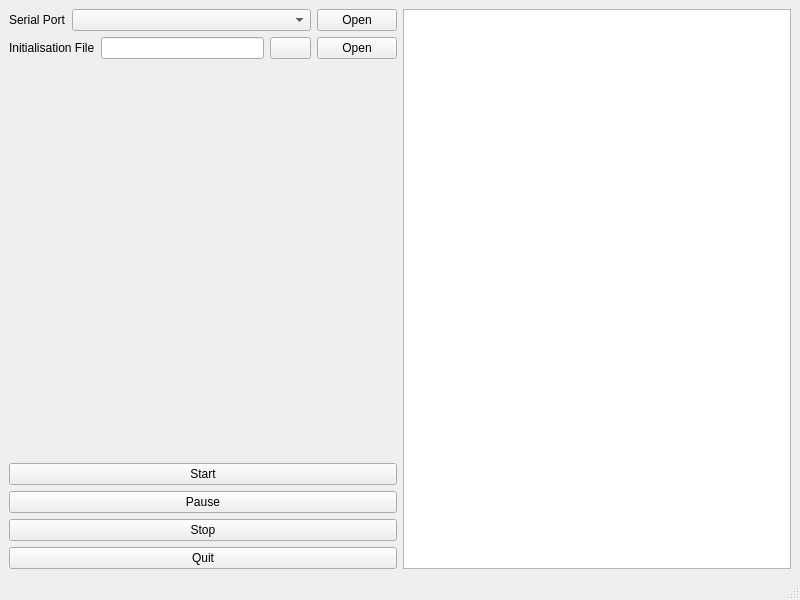
Old version of the form SodiumIonBatteryCharger/mainwindow.ui in the repository bogflap/RemoteControlledPsu.
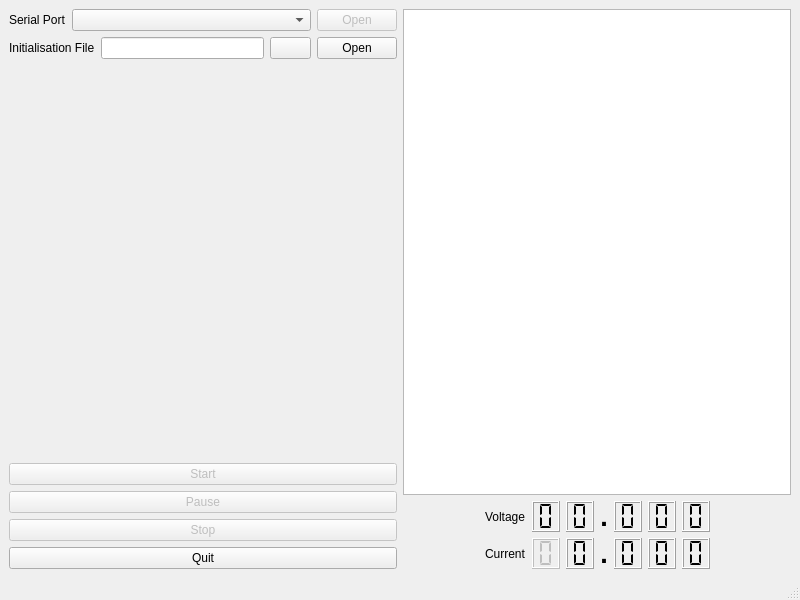
New version of the form. Icons and pictures are not drawn. Custom widgets are drawn as their Qt base class.

The edit to the form file:
```diff
--- a/SodiumIonBatteryCharger/mainwindow.ui
+++ b/SodiumIonBatteryCharger/mainwindow.ui
@@ -31,6 +31,9 @@
         </item>
         <item>
          <widget class="QPushButton" name="openSerialPort">
+          <property name="enabled">
+           <bool>false</bool>
+          </property>
           <property name="text">
            <string>Open</string>
           </property>
@@ -87,6 +90,9 @@
         </item>
         <item>
          <widget class="QPushButton" name="start">
+          <property name="enabled">
+           <bool>false</bool>
+          </property>
           <property name="text">
            <string>Start</string>
           </property>
@@ -94,6 +100,9 @@
         </item>
         <item>
          <widget class="QPushButton" name="pause">
+          <property name="enabled">
+           <bool>false</bool>
+          </property>
           <property name="text">
            <string>Pause</string>
           </property>
@@ -101,6 +110,9 @@
         </item>
         <item>
          <widget class="QPushButton" name="stop">
+          <property name="enabled">
+           <bool>false</bool>
+          </property>
           <property name="text">
            <string>Stop</string>
           </property>
@@ -118,11 +130,334 @@
      </layout>
     </item>
     <item>
-     <widget class="QChartView" name="chart">
-      <property name="interactive">
-       <bool>false</bool>
-      </property>
-     </widget>
+     <layout class="QVBoxLayout" name="verticalLayout_3">
+      <item>
+       <widget class="QChartView" name="chart">
+        <property name="interactive">
+         <bool>false</bool>
+        </property>
+       </widget>
+      </item>
+      <item>
+       <layout class="QHBoxLayout" name="horizontalLayout_6">
+        <item>
+         <spacer name="horizontalSpacer_3">
+          <property name="orientation">
+           <enum>Qt::Horizontal</enum>
+          </property>
+          <property name="sizeHint" stdset="0">
+           <size>
+            <width>40</width>
+            <height>20</height>
+           </size>
+          </property>
+         </spacer>
+        </item>
+        <item>
+         <widget class="QLabel" name="label_3">
+          <property name="text">
+           <string>Voltage</string>
+          </property>
+         </widget>
+        </item>
+        <item>
+         <widget class="QLCDNumber" name="actualVoltsTens">
+          <property name="sizePolicy">
+           <sizepolicy hsizetype="Minimum" vsizetype="Minimum">
+            <horstretch>0</horstretch>
+            <verstretch>0</verstretch>
+           </sizepolicy>
+          </property>
+          <property name="font">
+           <font>
+            <pointsize>10</pointsize>
+           </font>
+          </property>
+          <property name="digitCount">
+           <number>1</number>
+          </property>
+          <property name="segmentStyle">
+           <enum>QLCDNumber::Flat</enum>
+          </property>
+         </widget>
+        </item>
+        <item>
+         <widget class="QLCDNumber" name="actualVoltsOnes">
+          <property name="sizePolicy">
+           <sizepolicy hsizetype="Minimum" vsizetype="Minimum">
+            <horstretch>0</horstretch>
+            <verstretch>0</verstretch>
+           </sizepolicy>
+          </property>
+          <property name="font">
+           <font>
+            <pointsize>10</pointsize>
+           </font>
+          </property>
+          <property name="digitCount">
+           <number>1</number>
+          </property>
+          <property name="segmentStyle">
+           <enum>QLCDNumber::Flat</enum>
+          </property>
+         </widget>
+        </item>
+        <item>
+         <widget class="QLabel" name="label_12">
+          <property name="font">
+           <font>
+            <pointsize>20</pointsize>
+            <bold>true</bold>
+           </font>
+          </property>
+          <property name="text">
+           <string>.</string>
+          </property>
+          <property name="alignment">
+           <set>Qt::AlignCenter</set>
+          </property>
+         </widget>
+        </item>
+        <item>
+         <widget class="QLCDNumber" name="actualVoltsTenths">
+          <property name="sizePolicy">
+           <sizepolicy hsizetype="Minimum" vsizetype="Minimum">
+            <horstretch>0</horstretch>
+            <verstretch>0</verstretch>
+           </sizepolicy>
+          </property>
+          <property name="font">
+           <font>
+            <pointsize>10</pointsize>
+           </font>
+          </property>
+          <property name="digitCount">
+           <number>1</number>
+          </property>
+          <property name="segmentStyle">
+           <enum>QLCDNumber::Flat</enum>
+          </property>
+         </widget>
+        </item>
+        <item>
+         <widget class="QLCDNumber" name="actualVoltsHundreths">
+          <property name="sizePolicy">
+           <sizepolicy hsizetype="Minimum" vsizetype="Minimum">
+            <horstretch>0</horstretch>
+            <verstretch>0</verstretch>
+           </sizepolicy>
+          </property>
+          <property name="font">
+           <font>
+            <pointsize>10</pointsize>
+           </font>
+          </property>
+          <property name="digitCount">
+           <number>1</number>
+          </property>
+          <property name="segmentStyle">
+           <enum>QLCDNumber::Flat</enum>
+          </property>
+         </widget>
+        </item>
+        <item>
+         <widget class="QLCDNumber" name="actualVoltsThousandths">
+          <property name="sizePolicy">
+           <sizepolicy hsizetype="Minimum" vsizetype="Minimum">
+            <horstretch>0</horstretch>
+            <verstretch>0</verstretch>
+           </sizepolicy>
+          </property>
+          <property name="font">
+           <font>
+            <pointsize>10</pointsize>
+           </font>
+          </property>
+          <property name="digitCount">
+           <number>1</number>
+          </property>
+          <property name="segmentStyle">
+           <enum>QLCDNumber::Flat</enum>
+          </property>
+         </widget>
+        </item>
+        <item>
+         <spacer name="horizontalSpacer_4">
+          <property name="orientation">
+           <enum>Qt::Horizontal</enum>
+          </property>
+          <property name="sizeHint" stdset="0">
+           <size>
+            <width>40</width>
+            <height>20</height>
+           </size>
+          </property>
+         </spacer>
+        </item>
+       </layout>
+      </item>
+      <item>
+       <layout class="QHBoxLayout" name="horizontalLayout_7">
+        <item>
+         <spacer name="horizontalSpacer_5">
+          <property name="orientation">
+           <enum>Qt::Horizontal</enum>
+          </property>
+          <property name="sizeHint" stdset="0">
+           <size>
+            <width>40</width>
+            <height>20</height>
+           </size>
+          </property>
+         </spacer>
+        </item>
+        <item>
+         <widget class="QLabel" name="label_4">
+          <property name="text">
+           <string>Current</string>
+          </property>
+         </widget>
+        </item>
+        <item>
+         <widget class="QLCDNumber" name="actualAmpsTens">
+          <property name="enabled">
+           <bool>false</bool>
+          </property>
+          <property name="sizePolicy">
+           <sizepolicy hsizetype="Minimum" vsizetype="Minimum">
+            <horstretch>0</horstretch>
+            <verstretch>0</verstretch>
+           </sizepolicy>
+          </property>
+          <property name="font">
+           <font>
+            <pointsize>10</pointsize>
+           </font>
+          </property>
+          <property name="digitCount">
+           <number>1</number>
+          </property>
+          <property name="segmentStyle">
+           <enum>QLCDNumber::Flat</enum>
+          </property>
+         </widget>
+        </item>
+        <item>
+         <widget class="QLCDNumber" name="actualAmpsOnes">
+          <property name="sizePolicy">
+           <sizepolicy hsizetype="Minimum" vsizetype="Minimum">
+            <horstretch>0</horstretch>
+            <verstretch>0</verstretch>
+           </sizepolicy>
+          </property>
+          <property name="font">
+           <font>
+            <pointsize>10</pointsize>
+           </font>
+          </property>
+          <property name="digitCount">
+           <number>1</number>
+          </property>
+          <property name="segmentStyle">
+           <enum>QLCDNumber::Flat</enum>
+          </property>
+         </widget>
+        </item>
+        <item>
+         <widget class="QLabel" name="label_13">
+          <property name="font">
+           <font>
+            <pointsize>20</pointsize>
+            <bold>true</bold>
+           </font>
+          </property>
+          <property name="text">
+           <string>.</string>
+          </property>
+          <property name="alignment">
+           <set>Qt::AlignCenter</set>
+          </property>
+         </widget>
+        </item>
+        <item>
+         <widget class="QLCDNumber" name="actualAmpsTenths">
+          <property name="sizePolicy">
+           <sizepolicy hsizetype="Minimum" vsizetype="Minimum">
+            <horstretch>0</horstretch>
+            <verstretch>0</verstretch>
+           </sizepolicy>
+          </property>
+          <property name="font">
+           <font>
+            <pointsize>10</pointsize>
+           </font>
+          </property>
+          <property name="digitCount">
+           <number>1</number>
+          </property>
+          <property name="segmentStyle">
+           <enum>QLCDNumber::Flat</enum>
+          </property>
+         </widget>
+        </item>
+        <item>
+         <widget class="QLCDNumber" name="actualAmpsHundreths">
+          <property name="sizePolicy">
+           <sizepolicy hsizetype="Minimum" vsizetype="Minimum">
+            <horstretch>0</horstretch>
+            <verstretch>0</verstretch>
+           </sizepolicy>
+          </property>
+          <property name="font">
+           <font>
+            <pointsize>10</pointsize>
+           </font>
+          </property>
+          <property name="digitCount">
+           <number>1</number>
+          </property>
+          <property name="segmentStyle">
+           <enum>QLCDNumber::Flat</enum>
+          </property>
+         </widget>
+        </item>
+        <item>
+         <widget class="QLCDNumber" name="actualAmpsThousandths">
+          <property name="sizePolicy">
+           <sizepolicy hsizetype="Minimum" vsizetype="Minimum">
+            <horstretch>0</horstretch>
+            <verstretch>0</verstretch>
+           </sizepolicy>
+          </property>
+          <property name="font">
+           <font>
+            <pointsize>10</pointsize>
+           </font>
+          </property>
+          <property name="digitCount">
+           <number>1</number>
+          </property>
+          <property name="segmentStyle">
+           <enum>QLCDNumber::Flat</enum>
+          </property>
+         </widget>
+        </item>
+        <item>
+         <spacer name="horizontalSpacer_6">
+          <property name="orientation">
+           <enum>Qt::Horizontal</enum>
+          </property>
+          <property name="sizeHint" stdset="0">
+           <size>
+            <width>40</width>
+            <height>20</height>
+           </size>
+          </property>
+         </spacer>
+        </item>
+       </layout>
+      </item>
+     </layout>
     </item>
    </layout>
   </widget>
```
Left out of the diff: 20 changed lines with no effect on the pictures.
